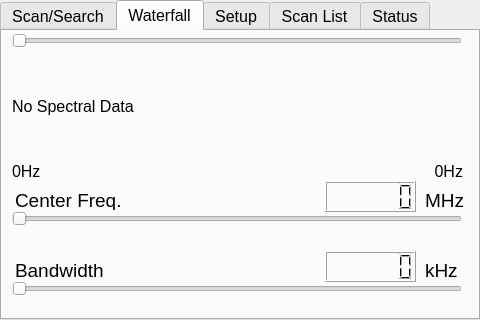
This is mainwindow.ui in CWRU-ECSE-398-Team-14/SDR-GNU-Radio-App as Qt 5 draws it before an edit. The edited form follows.
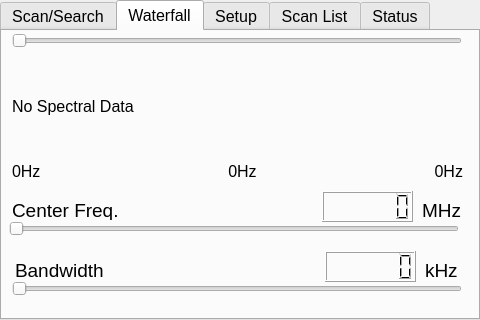
This is the edited form. The open tabs and pages were chosen to show the change.

The edit to the form file:
```diff
--- a/mainwindow.ui
+++ b/mainwindow.ui
@@ -839,8 +839,8 @@
      <widget class="QSlider" name="frequencySlider">
       <property name="geometry">
        <rect>
-        <x>10</x>
-        <y>180</y>
+        <x>7</x>
+        <y>190</y>
         <width>450</width>
         <height>16</height>
        </rect>
@@ -907,8 +907,8 @@
      <widget class="QLCDNumber" name="centerFreqLcdNumber">
       <property name="geometry">
        <rect>
-        <x>323</x>
-        <y>150</y>
+        <x>320</x>
+        <y>160</y>
         <width>91</width>
         <height>31</height>
        </rect>
@@ -948,8 +948,8 @@
      <widget class="QLabel" name="centerFreqLabel">
       <property name="geometry">
        <rect>
-        <x>13</x>
-        <y>160</y>
+        <x>10</x>
+        <y>170</y>
         <width>110</width>
         <height>19</height>
        </rect>
@@ -1007,7 +1007,7 @@
        <rect>
         <x>10</x>
         <y>130</y>
-        <width>181</width>
+        <width>161</width>
         <height>20</height>
        </rect>
       </property>
@@ -1024,8 +1024,8 @@
      <widget class="QLabel" name="centerFreqUnitsLabel">
       <property name="geometry">
        <rect>
-        <x>423</x>
-        <y>160</y>
+        <x>420</x>
+        <y>170</y>
         <width>41</width>
         <height>19</height>
        </rect>
@@ -1134,6 +1134,28 @@
        <set>Qt::AlignRight|Qt::AlignTrailing|Qt::AlignVCenter</set>
       </property>
      </widget>
+     <widget class="QLabel" name="waterfallFreqLabelCenter">
+      <property name="geometry">
+       <rect>
+        <x>170</x>
+        <y>130</y>
+        <width>141</width>
+        <height>20</height>
+       </rect>
+      </property>
+      <property name="font">
+       <font>
+        <family>Liberation Sans</family>
+        <pointsize>12</pointsize>
+       </font>
+      </property>
+      <property name="text">
+       <string>0Hz</string>
+      </property>
+      <property name="alignment">
+       <set>Qt::AlignCenter</set>
+      </property>
+     </widget>
     </widget>
     <widget class="QWidget" name="setupTab">
      <attribute name="title">
```
Left out of the diff: 12 changed lines with no effect on the pictures.
